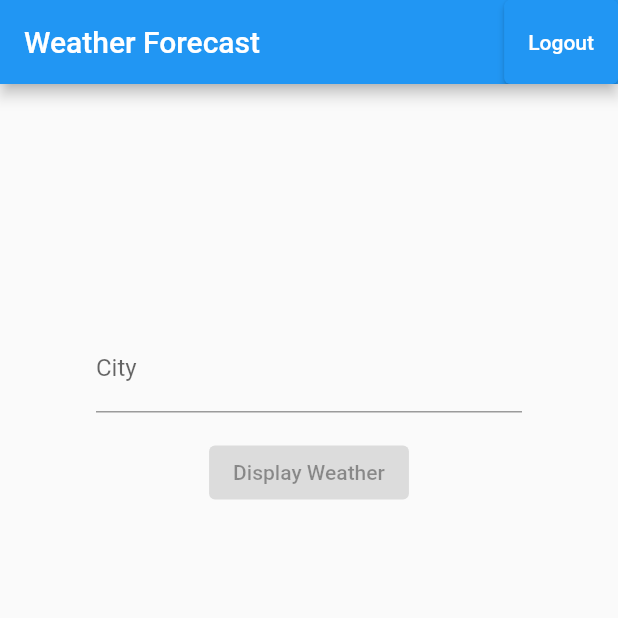
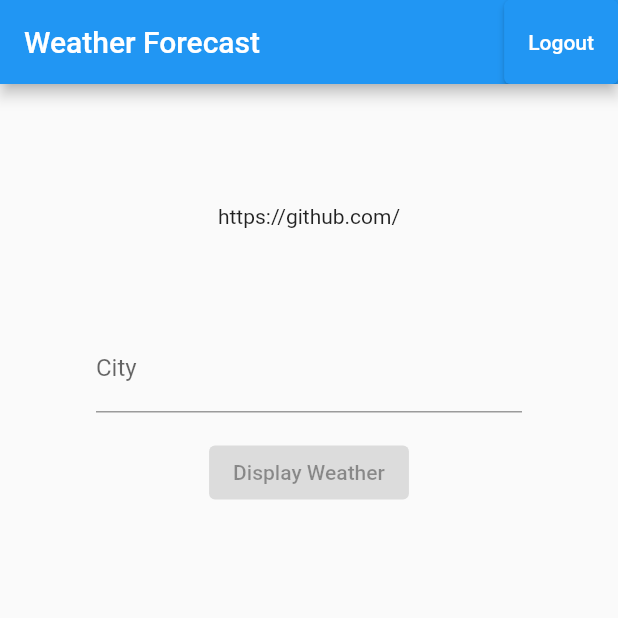
Before and after one commit to anthonyvitocuaderno/flutter-weather-app-bloc, a Flutter app: the screen it shows after launch, after a tap on "Login", on a phone screen of 412 x 824 dp, the top half of it. Run offline on Flutter 3.47's test engine with Material 2 defaults, Android fonts, the phone set to English and light mode, and no system bars; our stand-ins replace bloc, equatable, flutter_bloc, formz; missing offline and left inert: auth0_flutter; accounts and stored records are empty; generated files the repository leaves out were written again.

Commit message:
fix auth0 web auth issue sometimes showing blank page instead of universal login

```diff
--- a/weather_app/lib/presentation/login/login_page.dart
+++ b/weather_app/lib/presentation/login/login_page.dart
@@ -59,11 +59,10 @@ class _LoginPageState extends State<LoginPage> {
                       // TODO bloc
                       try {
 
-                        final credentials =
-                        await auth0.webAuthentication().login();
-                        _bloc.add(LoginSubmitted(credentials.user.name ?? 'Anonymous', credentials.user.profileUrl.toString()));
+                        final credentials = await auth0.webAuthentication(scheme: 'ehrlich').login();
+                        _bloc.add(LoginSubmitted(credentials.user.name ?? 'Anonymous', 'https://github.com/${credentials.user.nickname}'));
                       } catch (e) {
-                        print(e);
+                        _bloc.add(LoginSubmitted('AUTH0', 'FIXME: BUG'));
                       }
                     })
                   ],
```
Also changed, not shown: weather_app/lib/presentation/_common/auth_app_bar.dart (+6 -1 lines), 2 other files.
